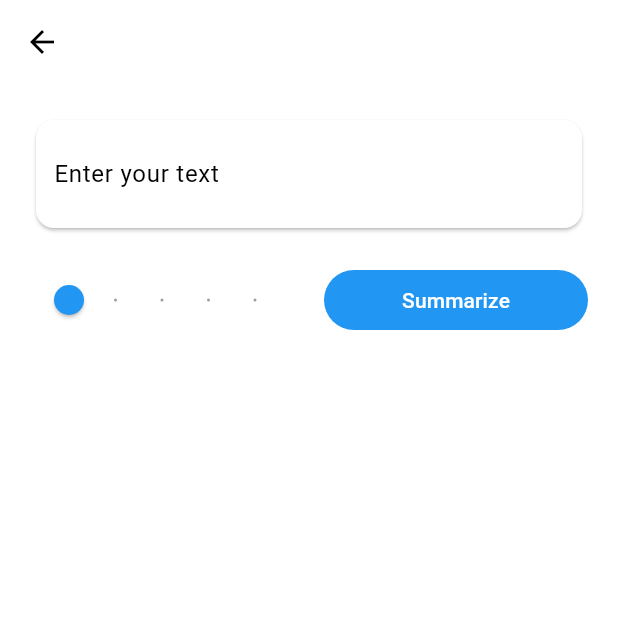
After one commit to adarshvmanu/Shorten-It, a Flutter app: the EnterTextPage screen opened directly, after a tap on "Summarize", on a phone screen of 412 x 824 dp, the top half of it. The commit adds this screen. Run offline on Flutter 3.47's test engine with Material 2 defaults, Android fonts, the phone set to English and light mode, and no system bars; drawn by our look-alikes of dynamic_color; our stand-ins replace hive, hive_flutter, image_cropper, image_picker; missing offline and left inert: google_mlkit_text_recognition; accounts and stored records are empty; network calls fail.

Commit message:
Text Input

```diff
--- a/shortenit/lib/main.dart
+++ b/shortenit/lib/main.dart
@@ -2,6 +2,7 @@ import 'package:dynamic_color/dynamic_color.dart';
 import 'package:flutter/cupertino.dart';
 import 'package:flutter/material.dart';
 import 'package:image_picker/image_picker.dart';
+import 'package:shortenit/screens/entertext.dart';
 import 'package:shortenit/screens/recognize.dart';
 import 'package:shortenit/utils/image_cropper.dart';
 import 'package:shortenit/utils/image_picker_class.dart';
@@ -151,8 +152,11 @@ class _MyHomePageState extends State<HomePage> {
                   children: [
                     GestureDetector(
                       onTap: () {
-                        // Perform action for Button 1
-                        // Add your desired logic here
+                        Navigator.push(
+                            context,
+                            CupertinoPageRoute(
+                              builder: (_) => const EnterTextPage(),
+                            ));
                       },
                       child: Column(
                         mainAxisAlignment: MainAxisAlignment.center,
--- /dev/null
+++ b/shortenit/lib/screens/entertext.dart
@@ -0,0 +1,223 @@
+import 'dart:developer';
+import 'dart:convert';
+import 'package:flutter/cupertino.dart';
+import 'package:flutter/material.dart';
+import 'package:http/http.dart' as http;
+import 'package:hive_flutter/hive_flutter.dart';
+import 'package:shortenit/main.dart';
+import 'package:shortenit/models/database_model.dart';
+
+class EnterTextPage extends StatefulWidget {
+  final String? path;
+  const EnterTextPage({Key? key, this.path}) : super(key: key);
+
+  @override
+  State<EnterTextPage> createState() => _EnterTextPageState();
+}
+
+class _EnterTextPageState extends State<EnterTextPage> {
+
+  final TextEditingController _textEditingController = TextEditingController();
+
+
+  String enteredText = '';
+
+  bool _isBusy = false;
+  String recognizedText = '';
+  double sliderValue = 0.0;
+  String summarizedText = '';
+  bool isLoading = false;
+  int totalTextSize = 0;
+
+  void showSummarySavedSnackbar() {
+    ScaffoldMessenger.of(context).showSnackBar(
+      const SnackBar(
+        content: Text('Summary Saved!'),
+        duration: Duration(seconds: 2),
+      ),
+    );
+  }
+
+  @override
+  void initState() {
+    super.initState();
+    _textEditingController.addListener(() {
+    setState(() {
+      enteredText = _textEditingController.text;
+    });
+  });
+  }
+
+  @override
+  Widget build(BuildContext context) {
+    final screenHeight = MediaQuery.of(context).size.height;
+    final cardHeight = screenHeight / 3;
+
+    return Scaffold(
+      appBar: AppBar(
+        title: const Text(""),
+        leading: IconButton(
+          icon: const Icon(Icons.arrow_back),
+          onPressed: () {
+            Navigator.push(
+                context,
+                CupertinoPageRoute(
+                  builder: (_) => const MyApp(),
+                ));
+          },
+        ),
+      ),
+      body: _isBusy == true
+          ? const Center(
+              child: CircularProgressIndicator(),
+            )
+          : Column(
+              children: [
+                Container(
+                  padding: const EdgeInsets.all(20),
+                  child: SingleChildScrollView(
+                    child: ConstrainedBox(
+                      constraints: BoxConstraints(maxHeight: cardHeight),
+                      child: LayoutBuilder(
+                        builder:
+                            (BuildContext context, BoxConstraints constraints) {
+                          return Card(
+                            shape: RoundedRectangleBorder(
+                              borderRadius: BorderRadius.circular(12),
+                            ),
+                            child: SizedBox(
+                              width: constraints.maxWidth,
+                              child: Padding(
+                                padding: const EdgeInsets.all(12),
+                                child: SingleChildScrollView(
+                                  child: TextField(
+                                    controller: _textEditingController,
+                                    maxLines: null,
+                                    keyboardType: TextInputType.multiline,
+                                    decoration: InputDecoration(
+                                      hintText: 'Enter your text',
+                                      border: InputBorder.none,
+                                    ),
+                                  ),
+                                ),
+                              ),
+                            ),
+                          );
+                        },
+                      ),
+                    ),
+                  ),
+                ),
+                Padding(
+                  padding: const EdgeInsets.symmetric(horizontal: 20),
+                  child: Row(
+                    children: [
+                      Expanded(
+                        child: Slider(
+                          value: sliderValue,
+                          min: 0.0,
+                          max: 100.0,
+                          divisions: 4,
+                          label: "${sliderValue.round()}%",
+                          onChanged: (value) {
+                            setState(() {
+                              if (value == 0) {
+                                sliderValue = 25;
+                              } else {
+                                sliderValue = value;
+                              }
+                            });
+                          },
+                        ),
+                      ),
+                      const SizedBox(width: 20),
+                      Expanded(
+                        child: FilledButton(
+                          onPressed: () {
+                            summarizeText(enteredText);
+                          },
+                          child: const Text('Summarize'),
+                        ),
+                      ),
+                    ],
+                  ),
+                ),
+                if (isLoading)
+                  const Expanded(
+                    child: Center(
+                      child: CircularProgressIndicator(),
+                    ),
+                  ),
+                if (summarizedText.isNotEmpty)
+                  Card(
+                    margin: const EdgeInsets.all(20),
+                    child: Padding(
+                      padding: const EdgeInsets.all(12),
+                      child: Text(
+                        summarizedText,
+                        style: const TextStyle(fontSize: 16),
+                      ),
+                    ),
+                  ),
+                if (summarizedText.isNotEmpty)
+                  Align(
+                    alignment: Alignment.centerRight,
+                    child: Padding(
+                      padding: const EdgeInsets.symmetric(horizontal: 20),
+                      child: FilledButton(
+                        onPressed: () async {
+                          final box =
+                              Hive.box<SummaryQuestion>('summary_question_box');
+                          final summaryQuestion = SummaryQuestion()
+                            ..summary = summarizedText
+                            ..question = 'Default Question';
+                          await box.add(summaryQuestion);
+                          showSummarySavedSnackbar();
+                        },
+                        child: const Text('Save Summary'),
+                      ),
+                    ),
+                  ),
+              ],
+            ),
+    );
+  }
+
+  void summarizeText(String text) async {
+
+    totalTextSize = enteredText.split(' ').length;
+    setState(() {
+      isLoading = true;
+      summarizedText = '';
+    });
+
+    final double percentage = sliderValue / 100.0;
+    final int summarySize = (totalTextSize * percentage).round();
+
+    final url = Uri.parse(
+        'https://abc2-2409-4073-496-2cd-ad6f-9a91-fbf5-708.ngrok-free.app/summarize');
+    final headers = {'Content-Type': 'application/json'};
+    final body = jsonEncode({'text': text, 'summary_size': summarySize});
+
+    try {
+      final response = await http.post(url, headers: headers, body: body);
+      if (response.statusCode == 200) {
+        final jsonResponse = jsonDecode(response.body);
+        setState(() {
+          summarizedText = jsonResponse['summary'];
+          isLoading = false;
+        });
+      } else {
+        log('API request failed with status code ${response.statusCode}');
+        setState(() {
+          isLoading = false;
+        });
+      }
+    } catch (e) {
+      log('Error occurred during API request: $e');
+      setState(() {
+        isLoading = false;
+      });
+    }
+  }
+}
```
